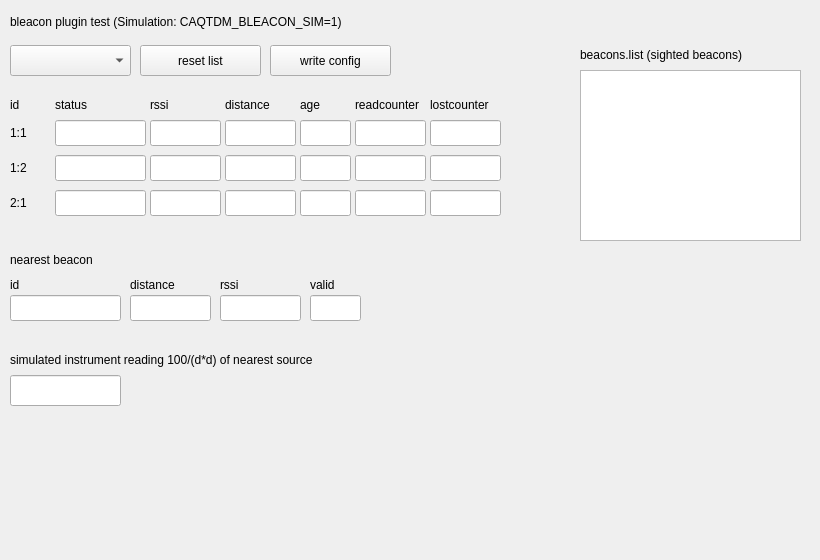
Old version of the form caQtDM_Tests/bleacon_test.ui in the repository caqtdm/caqtdm.
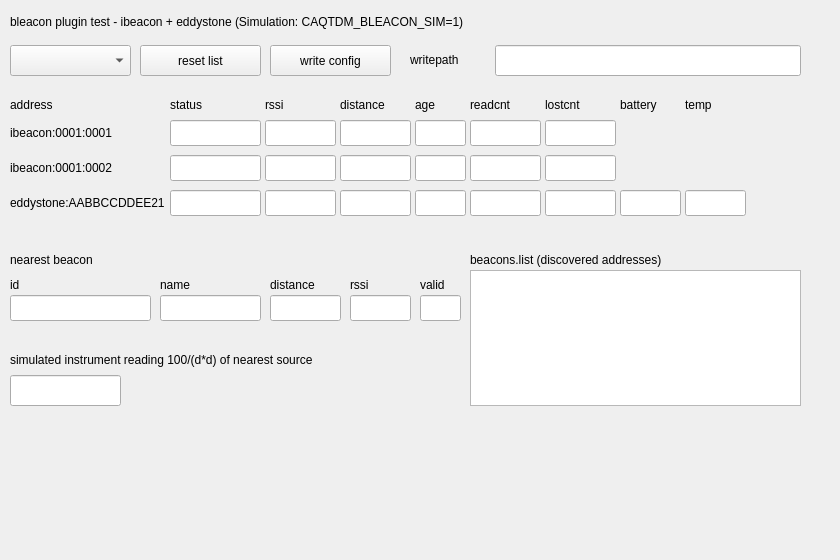
New version of the form. Custom widgets are drawn as their Qt base class.

Commit message: first hardware tests are running. More tests are needed!

```diff
--- a/caQtDM_Tests/bleacon_test.ui
+++ b/caQtDM_Tests/bleacon_test.ui
@@ -6,7 +6,7 @@
    <rect>
     <x>0</x>
     <y>0</y>
-    <width>820</width>
+    <width>840</width>
     <height>560</height>
    </rect>
   </property>
@@ -19,12 +19,12 @@
      <rect>
       <x>10</x>
       <y>10</y>
-      <width>400</width>
+      <width>500</width>
       <height>24</height>
      </rect>
     </property>
     <property name="text">
-     <string>bleacon plugin test (Simulation: CAQTDM_BLEACON_SIM=1)</string>
+     <string>bleacon plugin test - ibeacon + eddystone (Simulation: CAQTDM_BLEACON_SIM=1)</string>
     </property>
    </widget>
    <widget class="caMenu" name="camenu_scan">
@@ -84,26 +84,26 @@
      <string notr="true">1</string>
     </property>
    </widget>
-   <widget class="caLabel" name="calabel_list">
+   <widget class="caLabel" name="calabel_writepath">
     <property name="geometry">
      <rect>
-      <x>580</x>
+      <x>410</x>
+      <y>50</y>
+      <width>81</width>
+      <height>20</height>
+     </rect>
+    </property>
+    <property name="text">
+     <string>writepath</string>
+    </property>
+   </widget>
+   <widget class="caTextEntry" name="catextentry_writepath">
+    <property name="geometry">
+     <rect>
+      <x>495</x>
       <y>45</y>
-      <width>221</width>
-      <height>20</height>
-     </rect>
-    </property>
-    <property name="text">
-     <string>beacons.list (sighted beacons)</string>
-    </property>
-   </widget>
-   <widget class="caMultiLineString" name="camultilinestring_list">
-    <property name="geometry">
-     <rect>
-      <x>580</x>
-      <y>70</y>
-      <width>221</width>
-      <height>171</height>
+      <width>306</width>
+      <height>31</height>
      </rect>
     </property>
     <property name="channel" stdset="0">
@@ -118,18 +118,18 @@
      <rect>
       <x>10</x>
       <y>95</y>
-      <width>41</width>
+      <width>155</width>
       <height>20</height>
      </rect>
     </property>
     <property name="text">
-     <string>id</string>
+     <string>address</string>
     </property>
    </widget>
    <widget class="caLabel" name="calabel_col_status">
     <property name="geometry">
      <rect>
-      <x>55</x>
+      <x>170</x>
       <y>95</y>
       <width>91</width>
       <height>20</height>
@@ -142,7 +142,7 @@
    <widget class="caLabel" name="calabel_col_rssi">
     <property name="geometry">
      <rect>
-      <x>150</x>
+      <x>265</x>
       <y>95</y>
       <width>71</width>
       <height>20</height>
@@ -155,7 +155,7 @@
    <widget class="caLabel" name="calabel_col_distance">
     <property name="geometry">
      <rect>
-      <x>225</x>
+      <x>340</x>
       <y>95</y>
       <width>71</width>
       <height>20</height>
@@ -168,7 +168,7 @@
    <widget class="caLabel" name="calabel_col_age">
     <property name="geometry">
      <rect>
-      <x>300</x>
+      <x>415</x>
       <y>95</y>
       <width>51</width>
       <height>20</height>
@@ -181,27 +181,53 @@
    <widget class="caLabel" name="calabel_col_read">
     <property name="geometry">
      <rect>
-      <x>355</x>
+      <x>470</x>
       <y>95</y>
       <width>71</width>
       <height>20</height>
      </rect>
     </property>
     <property name="text">
-     <string>readcounter</string>
+     <string>readcnt</string>
     </property>
    </widget>
    <widget class="caLabel" name="calabel_col_lost">
     <property name="geometry">
      <rect>
-      <x>430</x>
+      <x>545</x>
       <y>95</y>
       <width>71</width>
       <height>20</height>
      </rect>
     </property>
     <property name="text">
-     <string>lostcounter</string>
+     <string>lostcnt</string>
+    </property>
+   </widget>
+   <widget class="caLabel" name="calabel_col_battery">
+    <property name="geometry">
+     <rect>
+      <x>620</x>
+      <y>95</y>
+      <width>61</width>
+      <height>20</height>
+     </rect>
+    </property>
+    <property name="text">
+     <string>battery</string>
+    </property>
+   </widget>
+   <widget class="caLabel" name="calabel_col_temp">
+    <property name="geometry">
+     <rect>
+      <x>685</x>
+      <y>95</y>
+      <width>61</width>
+      <height>20</height>
+     </rect>
+    </property>
+    <property name="text">
+     <string>temp</string>
     </property>
    </widget>
    <widget class="caLabel" name="calabel_row1">
@@ -209,18 +235,18 @@
      <rect>
       <x>10</x>
       <y>120</y>
-      <width>41</width>
+      <width>155</width>
       <height>26</height>
      </rect>
     </property>
     <property name="text">
-     <string>1:1</string>
+     <string>ibeacon:0001:0001</string>
     </property>
    </widget>
    <widget class="caLineEdit" name="calineedit_11_status">
     <property name="geometry">
      <rect>
-      <x>55</x>
+      <x>170</x>
       <y>120</y>
       <width>91</width>
       <height>26</height>
@@ -233,7 +259,7 @@
    <widget class="caLineEdit" name="calineedit_11_rssi">
     <property name="geometry">
      <rect>
-      <x>150</x>
+      <x>265</x>
       <y>120</y>
       <width>71</width>
       <height>26</height>
@@ -246,7 +272,7 @@
    <widget class="caLineEdit" name="calineedit_11_distance">
     <property name="geometry">
      <rect>
-      <x>225</x>
+      <x>340</x>
       <y>120</y>
       <width>71</width>
       <height>26</height>
@@ -259,7 +285,7 @@
    <widget class="caLineEdit" name="calineedit_11_age">
     <property name="geometry">
      <rect>
-      <x>300</x>
+      <x>415</x>
       <y>120</y>
       <width>51</width>
       <height>26</height>
@@ -272,7 +298,7 @@
    <widget class="caLineEdit" name="calineedit_11_read">
     <property name="geometry">
      <rect>
-      <x>355</x>
+      <x>470</x>
       <y>120</y>
       <width>71</width>
       <height>26</height>
@@ -285,7 +311,7 @@
    <widget class="caLineEdit" name="calineedit_11_lost">
     <property name="geometry">
      <rect>
-      <x>430</x>
+      <x>545</x>
       <y>120</y>
       <width>71</width>
       <height>26</height>
@@ -300,18 +326,18 @@
      <rect>
       <x>10</x>
       <y>155</y>
-      <width>41</width>
+      <width>155</width>
       <height>26</height>
      </rect>
     </property>
     <property name="text">
-     <string>1:2</string>
+     <string>ibeacon:0001:0002</string>
     </property>
    </widget>
    <widget class="caLineEdit" name="calineedit_12_status">
     <property name="geometry">
      <rect>
-      <x>55</x>
+      <x>170</x>
       <y>155</y>
       <width>91</width>
       <height>26</height>
@@ -324,7 +350,7 @@
    <widget class="caLineEdit" name="calineedit_12_rssi">
     <property name="geometry">
      <rect>
-      <x>150</x>
+      <x>265</x>
       <y>155</y>
       <width>71</width>
       <height>26</height>
@@ -337,7 +363,7 @@
    <widget class="caLineEdit" name="calineedit_12_distance">
     <property name="geometry">
      <rect>
-      <x>225</x>
+      <x>340</x>
       <y>155</y>
       <width>71</width>
       <height>26</height>
@@ -350,7 +376,7 @@
    <widget class="caLineEdit" name="calineedit_12_age">
     <property name="geometry">
      <rect>
-      <x>300</x>
+      <x>415</x>
       <y>155</y>
       <width>51</width>
       <height>26</height>
@@ -363,7 +389,7 @@
    <widget class="caLineEdit" name="calineedit_12_read">
     <property name="geometry">
      <rect>
-      <x>355</x>
+      <x>470</x>
       <y>155</y>
       <width>71</width>
       <height>26</height>
@@ -376,7 +402,7 @@
    <widget class="caLineEdit" name="calineedit_12_lost">
     <property name="geometry">
      <rect>
-      <x>430</x>
+      <x>545</x>
       <y>155</y>
       <width>71</width>
       <height>26</height>
@@ -391,18 +417,18 @@
      <rect>
       <x>10</x>
       <y>190</y>
-      <width>41</width>
+      <width>155</width>
       <height>26</height>
      </rect>
     </property>
     <property name="text">
-     <string>2:1</string>
+     <string>eddystone:AABBCCDDEE21</string>
     </property>
    </widget>
    <widget class="caLineEdit" name="calineedit_21_status">
     <property name="geometry">
      <rect>
-      <x>55</x>
+      <x>170</x>
       <y>190</y>
       <width>91</width>
       <height>26</height>
@@ -415,7 +441,7 @@
    <widget class="caLineEdit" name="calineedit_21_rssi">
     <property name="geometry">
      <rect>
-      <x>150</x>
+      <x>265</x>
       <y>190</y>
       <width>71</width>
       <height>26</height>
@@ -428,7 +454,7 @@
    <widget class="caLineEdit" name="calineedit_21_distance">
     <property name="geometry">
      <rect>
-      <x>225</x>
+      <x>340</x>
       <y>190</y>
       <width>71</width>
       <height>26</height>
@@ -441,7 +467,7 @@
    <widget class="caLineEdit" name="calineedit_21_age">
     <property name="geometry">
      <rect>
-      <x>300</x>
+      <x>415</x>
       <y>190</y>
       <width>51</width>
       <height>26</height>
@@ -454,7 +480,7 @@
    <widget class="caLineEdit" name="calineedit_21_read">
     <property name="geometry">
      <rect>
-      <x>355</x>
+      <x>470</x>
       <y>190</y>
       <width>71</width>
       <height>26</height>
@@ -467,14 +493,40 @@
    <widget class="caLineEdit" name="calineedit_21_lost">
     <property name="geometry">
      <rect>
-      <x>430</x>
+      <x>545</x>
       <y>190</y>
       <width>71</width>
       <height>26</height>
      </rect>
     </property>
     <property name="channel" stdset="0">
-     <string notr="true">bleacon://2:1.lostcounter</string>
+     <string notr="true">bleacon://eddystone:AABBCCDDEE21.lostcounter</string>
+    </property>
+   </widget>
+   <widget class="caLineEdit" name="calineedit_b3_battery">
+    <property name="geometry">
+     <rect>
+      <x>620</x>
+      <y>190</y>
+      <width>61</width>
+      <height>26</height>
+     </rect>
+    </property>
+    <property name="channel" stdset="0">
+     <string notr="true">bleacon://eddystone:AABBCCDDEE21.battery</string>
+    </property>
+   </widget>
+   <widget class="caLineEdit" name="calineedit_b3_temp">
+    <property name="geometry">
+     <rect>
+      <x>685</x>
+      <y>190</y>
+      <width>61</width>
+      <height>26</height>
+     </rect>
+    </property>
+    <property name="channel" stdset="0">
+     <string notr="true">bleacon://eddystone:AABBCCDDEE21.temperature</string>
     </property>
    </widget>
    <widget class="caLabel" name="calabel_nearest">
@@ -495,7 +547,7 @@
      <rect>
       <x>10</x>
       <y>275</y>
-      <width>111</width>
+      <width>141</width>
       <height>20</height>
      </rect>
     </property>
@@ -508,7 +560,7 @@
      <rect>
       <x>10</x>
       <y>295</y>
-      <width>111</width>
+      <width>141</width>
       <height>26</height>
      </rect>
     </property>
@@ -516,12 +568,38 @@
      <string notr="true">bleacon://nearest.id</string>
     </property>
    </widget>
+   <widget class="caLabel" name="calabel_nearest_name">
+    <property name="geometry">
+     <rect>
+      <x>160</x>
+      <y>275</y>
+      <width>101</width>
+      <height>20</height>
+     </rect>
+    </property>
+    <property name="text">
+     <string>name</string>
+    </property>
+   </widget>
+   <widget class="caLineEdit" name="calineedit_nearest_name">
+    <property name="geometry">
+     <rect>
+      <x>160</x>
+      <y>295</y>
+      <width>101</width>
+      <height>26</height>
+     </rect>
+    </property>
+    <property name="channel" stdset="0">
+     <string notr="true">bleacon://nearest.name</string>
+    </property>
+   </widget>
    <widget class="caLabel" name="calabel_nearest_distance">
     <property name="geometry">
      <rect>
-      <x>130</x>
+      <x>270</x>
       <y>275</y>
-      <width>81</width>
+      <width>71</width>
       <height>20</height>
      </rect>
     </property>
@@ -532,9 +610,9 @@
    <widget class="caLineEdit" name="calineedit_nearest_distance">
     <property name="geometry">
      <rect>
-      <x>130</x>
+      <x>270</x>
       <y>295</y>
-      <width>81</width>
+      <width>71</width>
       <height>26</height>
      </rect>
     </property>
@@ -545,9 +623,9 @@
    <widget class="caLabel" name="calabel_nearest_rssi">
     <property name="geometry">
      <rect>
-      <x>220</x>
+      <x>350</x>
       <y>275</y>
-      <width>81</width>
+      <width>61</width>
       <height>20</height>
      </rect>
     </property>
@@ -558,9 +636,9 @@
    <widget class="caLineEdit" name="calineedit_nearest_rssi">
     <property name="geometry">
      <rect>
-      <x>220</x>
+      <x>350</x>
       <y>295</y>
-      <width>81</width>
+      <width>61</width>
       <height>26</height>
      </rect>
     </property>
@@ -571,9 +649,9 @@
    <widget class="caLabel" name="calabel_nearest_valid">
     <property name="geometry">
      <rect>
-      <x>310</x>
+      <x>420</x>
       <y>275</y>
-      <width>51</width>
+      <width>41</width>
       <height>20</height>
      </rect>
     </property>
@@ -584,9 +662,9 @@
    <widget class="caLineEdit" name="calineedit_nearest_valid">
     <property name="geometry">
      <rect>
-      <x>310</x>
+      <x>420</x>
       <y>295</y>
-      <width>51</width>
+      <width>41</width>
       <height>26</height>
      </rect>
     </property>
@@ -594,6 +672,35 @@
      <string notr="true">bleacon://nearest.valid</string>
     </property>
    </widget>
+   <widget class="caLabel" name="calabel_list">
+    <property name="geometry">
+     <rect>
+      <x>470</x>
+      <y>250</y>
+      <width>331</width>
+      <height>20</height>
+     </rect>
+    </property>
+    <property name="text">
+     <string>beacons.list (discovered addresses)</string>
+    </property>
+   </widget>
+   <widget class="caMultiLineString" name="camultilinestring_list">
+    <property name="geometry">
+     <rect>
+      <x>470</x>
+      <y>270</y>
+      <width>331</width>
+      <height>136</height>
+     </rect>
+    </property>
+    <property name="channel" stdset="0">
+     <string notr="true">bleacon://beacons.list</string>
+    </property>
+    <property name="colorMode">
+     <enum>caMultiLineString::colMode::Default</enum>
+    </property>
+   </widget>
    <widget class="caLabel" name="calabel_dose">
     <property name="geometry">
      <rect>
@@ -610,7 +717,7 @@
    <widget class="caCalc" name="cacalc_dose">
     <property name="geometry">
      <rect>
-      <x>420</x>
+      <x>410</x>
       <y>350</y>
       <width>51</width>
       <height>20</height>
@@ -652,6 +759,11 @@
    <extends>QLineEdit</extends>
    <header>caLineEdit</header>
   </customwidget>
+  <customwidget>
+   <class>caTextEntry</class>
+   <extends>caLineEdit</extends>
+   <header>caTextEntry</header>
+  </customwidget>
   <customwidget>
    <class>caMultiLineString</class>
    <extends>QPlainTextEdit</extends>
```
Left out of the diff: 77 changed lines with no effect on the pictures. The commit also changes 13 other files.
